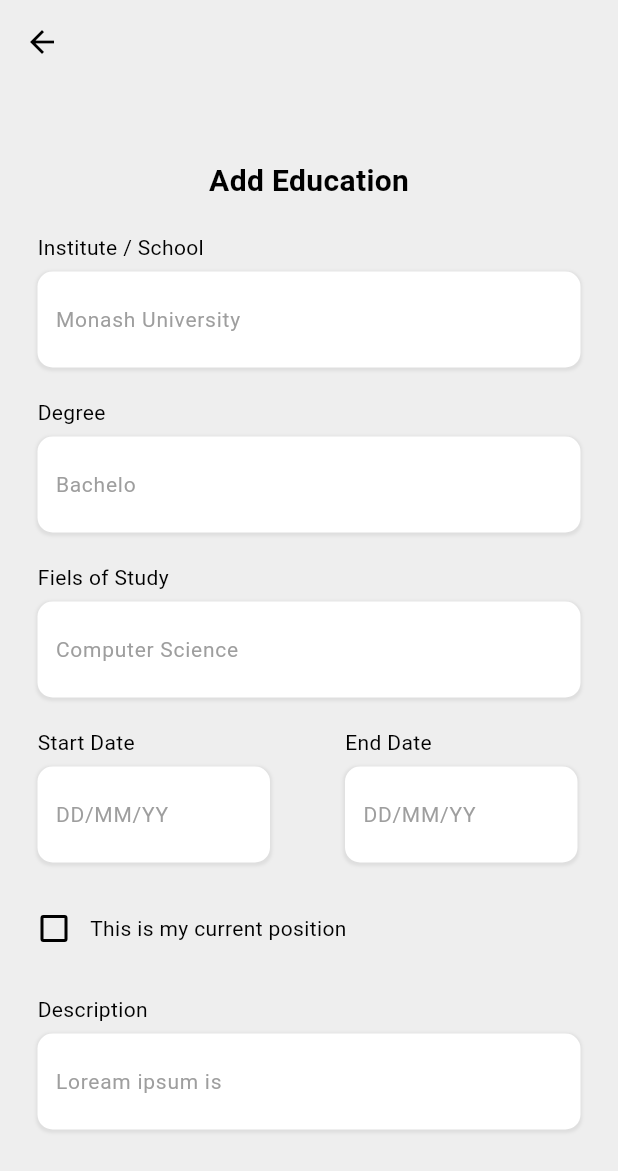
After one commit to Pixel-Pilots-UCSC/talento-flutter, a Flutter app: the Education screen opened directly, on a phone screen of 412 x 824 dp. The commit adds this screen. Shown: the top 1171 px of the screen. Run offline on Flutter 3.47's test engine with Material 3 defaults, Android fonts, the phone set to English and light mode, and no system bars; our stand-ins replace dio, intl_phone_field; network calls fail.

Commit message:
education ,qualification,work page done

```diff
--- /dev/null
+++ b/lib/views/education.dart
@@ -0,0 +1,90 @@
+import 'package:flutter/material.dart';
+import 'package:talento/widgets/form_field.dart' as custom;
+
+class Education extends StatelessWidget {
+  const Education({super.key});
+
+  @override
+  Widget build(BuildContext context) {
+    bool? _isChecked = false;
+    return Scaffold(
+      appBar: AppBar(
+        foregroundColor: Colors.black,
+        backgroundColor: Colors.transparent,
+      ),
+      body: SingleChildScrollView(
+        child: Center(
+          child: Column(
+            children: <Widget>[
+              const SizedBox(height: 50),
+              const Text(
+                'Add Education',
+                style: TextStyle(
+                  fontSize: 20,
+                  fontWeight: FontWeight.bold,
+                ),
+              ),
+              const SizedBox(height: 20),
+              const custom.FormField(
+                title: 'Institute / School',
+                hintText: 'Monash University',
+              ),
+              const SizedBox(height: 20),
+              const custom.FormField(
+                title: 'Degree',
+                hintText: 'Bachelo',
+              ),
+              const SizedBox(height: 20),
+              const custom.FormField(
+                title: 'Fiels of Study',
+                hintText: 'Computer Science',
+              ),
+              const SizedBox(height: 20),
+              const Row(
+                children: [
+                  SizedBox(
+                    width: 205,
+                    child: custom.FormField(
+                      title: 'Start Date',
+                      hintText: 'DD/MM/YY',
+                    ),
+                  ),
+                  SizedBox(
+                    width: 205,
+                    child: custom.FormField(
+                      title: 'End Date',
+                      hintText: 'DD/MM/YY',
+                    ),
+                  ),
+                ],
+              ),
+              SizedBox(height: 20),
+              Padding(
+                padding: const EdgeInsets.symmetric(horizontal: 12.0),
+                child: Row(
+                  children: [
+                    Checkbox(
+                      value: _isChecked,
+                      onChanged: (bool? value) {},
+                      activeColor: Colors.green,
+                      checkColor: Colors.white,
+                    ),
+                    Text('This is my current position'),
+                  ],
+                ),
+              ),
+              const SizedBox(height: 20),
+              SizedBox(
+                // height: 50,
+                child: const custom.FormField(
+                  title: 'Description',
+                  hintText: 'Loream ipsum is',
+                ),
+              ),
+            ],
+          ),
+        ),
+      ),
+    );
+  }
+}
--- a/lib/widgets/form_field.dart
+++ b/lib/widgets/form_field.dart
@@ -47,7 +47,9 @@ class FormField extends StatelessWidget {
 
               padding: const EdgeInsets.symmetric(horizontal: 12, vertical: 8),
               child: TextField(
+
                 decoration: InputDecoration(
+
                   border: InputBorder.none,
                   hoverColor: Colors.grey,
                   hintText: hintText,
```
Also changed, not shown: lib/views/profile_page.dart (+15 -3 lines), lib/views/qualification.dart (added, +52 -0 lines), lib/views/work.dart (added, +85 -0 lines).
